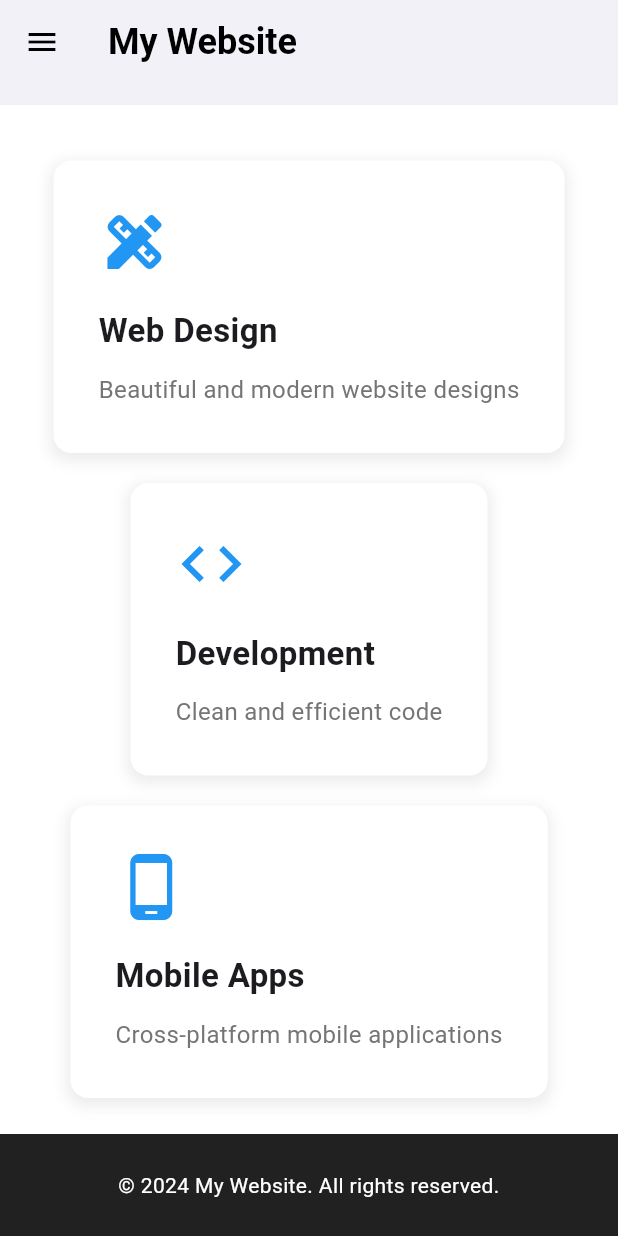
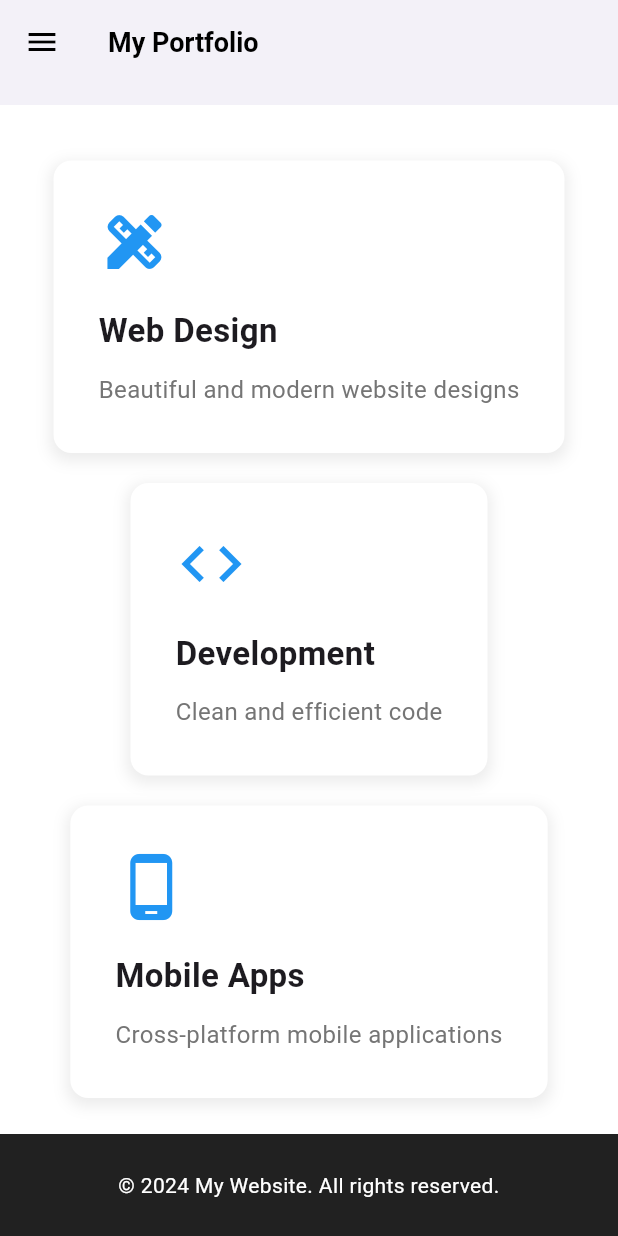
Before and after one commit to dolonk/responsive_website, a Flutter app: the screen it shows after launch, scrolled down 324 dp, on a phone screen of 412 x 824 dp. Run offline on Flutter 3.47's test engine with Material 3 defaults, Android fonts, the phone set to English and light mode, and no system bars.

Commit message:
add app bar

```diff
--- /dev/null
+++ b/lib/common_function/app_bar/custom_appbar.dart
@@ -0,0 +1,41 @@
+import 'package:flutter/material.dart';
+import '../../utility/default_sizes/default_sizes.dart';
+import '../../utility/responsive/responsive_helper.dart';
+
+class CustomAppBar extends StatelessWidget implements PreferredSizeWidget {
+  const CustomAppBar({super.key});
+
+  @override
+  Size get preferredSize => const Size.fromHeight(70);
+
+  @override
+  Widget build(BuildContext context) {
+    return AppBar(
+      elevation: 0,
+      backgroundColor: Colors.white,
+      title: Text(
+        'My Portfolio',
+        style: TextStyle(color: Colors.black, fontWeight: FontWeight.bold, fontSize: DSizes.fontSizeLg),
+      ),
+      actions: DeviceType.isMobile
+          ? null
+          : ['Home', 'About', 'Services', 'Projects', 'Contact']
+                .map(
+                  (item) => TextButton(
+                    onPressed: () => _onMenuItemTap(item),
+                    child: Text(
+                      item,
+                      style: TextStyle(color: Colors.black87, fontSize: DSizes.fontSizeMd),
+                    ),
+                  ),
+                )
+                .toList(),
+      iconTheme: const IconThemeData(color: Colors.black),
+    );
+  }
+
+  void _onMenuItemTap(String item) {
+    print('Tapped: $item');
+    // এখানে তুমি navigation logic add করতে পারবে
+  }
+}
--- a/lib/common_function/app_bar/custome_appbar.dart
+++ /dev/null
@@ -1,36 +0,0 @@
-import 'package:flutter/material.dart';
-import '../../utility/responsive/responsive_helper.dart';
-
-class CustomAppBar extends StatelessWidget implements PreferredSizeWidget {
-  final String title;
-  final List<String> menuItems;
-  final Function(String)? onMenuItemTap;
-
-  const CustomAppBar({super.key, required this.title, required this.menuItems, this.onMenuItemTap});
-
-  @override
-  Size get preferredSize => const Size.fromHeight(70);
-
-  @override
-  Widget build(BuildContext context) {
-    return AppBar(
-      elevation: 0,
-      backgroundColor: Colors.white,
-      title: Text(
-        title,
-        style: const TextStyle(color: Colors.black, fontWeight: FontWeight.bold, fontSize: 24),
-      ),
-      actions: DeviceType.isMobile
-          ? null
-          : menuItems
-                .map(
-                  (item) => TextButton(
-                    onPressed: () => onMenuItemTap?.call(item),
-                    child: Text(item, style: const TextStyle(color: Colors.black87, fontSize: 16)),
-                  ),
-                )
-                .toList(),
-      iconTheme: const IconThemeData(color: Colors.black),
-    );
-  }
-}
--- a/lib/features/home/home_page.dart
+++ b/lib/features/home/home_page.dart
@@ -1,8 +1,7 @@
 import 'package:flutter/material.dart';
-
-import '../../common_function/app_bar/custome_appbar.dart';
-import '../../common_function/style/custome_button.dart';
-import '../../common_function/style/custome_card.dart';
+import '../../common_function/app_bar/custom_appbar.dart';
+import '../../common_function/style/custom_button.dart';
+import '../../common_function/style/custom_card.dart';
 import '../../utility/responsive/responsive_helper.dart';
 import '../../utility/responsive/responsive_widget.dart';
 import '../../utility/responsive/section_container.dart';
@@ -13,13 +12,7 @@ class HomePage extends StatelessWidget {
   @override
   Widget build(BuildContext context) {
     return Scaffold(
-      appBar: CustomAppBar(
-        title: 'My Website',
-        menuItems: const ['Home', 'About', 'Services', 'Contact'],
-        onMenuItemTap: (item) {
-          print('Tapped: $item');
-        },
-      ),
+      appBar: CustomAppBar(),
       drawer: DeviceType.isMobile
           ? Drawer(
               child: ListView(
```
Also changed, not shown: lib/common_function/style/custom_button.dart (renamed from lib/common_function/style/custome_button.dart), lib/common_function/style/custom_card.dart (renamed from lib/common_function/style/custome_card.dart).
